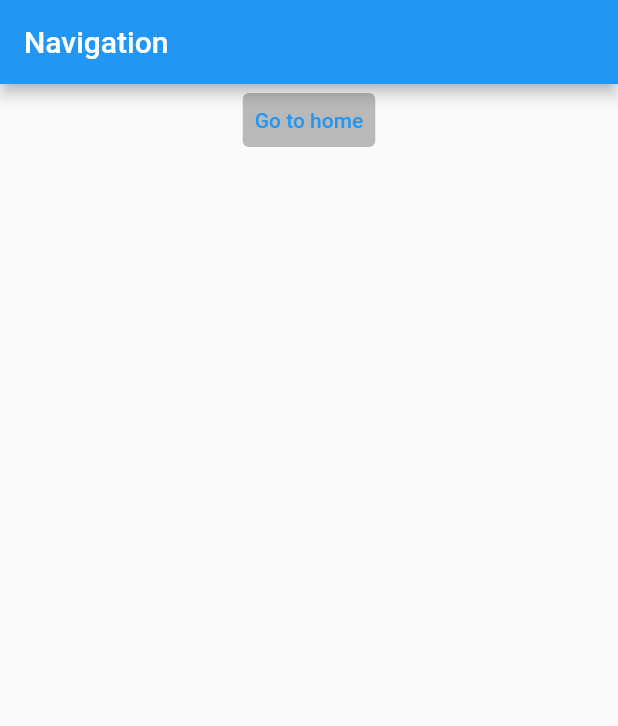
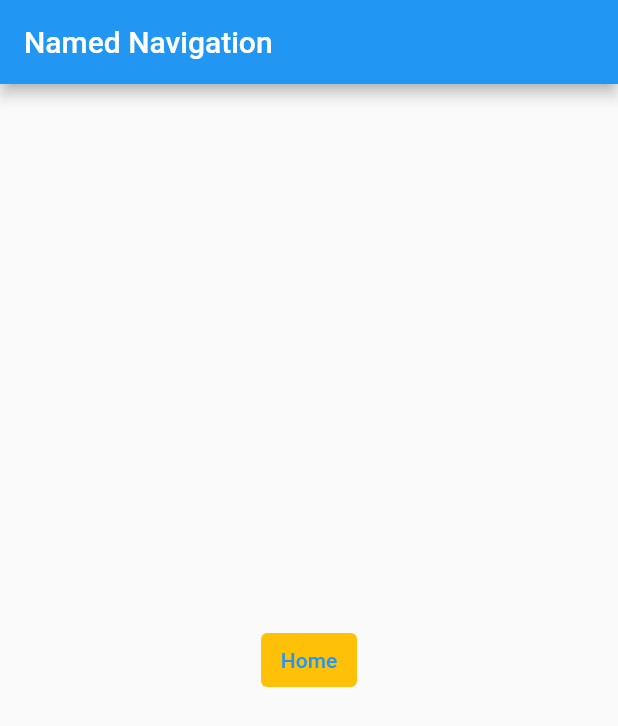
Before and after one commit to veedfrnd/GetxFlutterTuts, a Flutter app: the screen it shows after launch, on a phone screen of 412 x 824 dp. Shown: the top 726 px of the screen. Run offline on Flutter 3.47's test engine with Material 2 defaults, Android fonts, the phone set to English and light mode, and no system bars; our stand-ins replace get.

Commit message:
named route

```diff
--- a/lib/main.dart
+++ b/lib/main.dart
@@ -2,6 +2,9 @@ import 'package:flutter/material.dart';
 import 'package:get/get.dart';
 import 'package:use_getx/bottom_sheet.dart';
 import 'package:use_getx/dialog_cls.dart';
+import 'package:use_getx/named_routes/home_route.dart';
+import 'package:use_getx/named_routes/main_route.dart';
+import 'package:use_getx/named_routes/next_route.dart';
 import 'package:use_getx/snackbar_cls.dart';
 import 'package:use_getx/un_namedroutes/route_main.dart';
 
@@ -16,7 +19,25 @@ class MyApp extends StatelessWidget {
   Widget build(BuildContext context) {
     return GetMaterialApp(
       title: 'GetX Library',
-      home: MainRoute(),
+      initialRoute: '/',
+      transitionDuration: Duration(milliseconds: 500),
+      defaultTransition: Transition.zoom,
+      getPages: [
+        GetPage(name: '/', page: () => RouteMain()),
+        GetPage(name: '/home', page: () => RouteHome()),
+        /*GetPage(
+          name: '/nextScreen',
+          page: () => RouteNext(),
+          transition: Transition.rightToLeft
+        ),*/
+        /*todo: we can also pass the define query string var here to pass data bw screens*/
+        GetPage(
+          name: '/nextScreen/:someVal',
+          page: () => RouteNext(),
+            transition: Transition.rightToLeft
+        )
+      ],
+      home: RouteMain(),
     );
   }
 }
--- /dev/null
+++ b/lib/named_routes/main_route.dart
@@ -0,0 +1,34 @@
+import 'package:flutter/material.dart';
+import 'package:get/get.dart';
+
+class RouteMain extends StatelessWidget {
+  const RouteMain({Key? key}) : super(key: key);
+
+  @override
+  Widget build(BuildContext context) {
+    return Scaffold(
+      appBar: AppBar(
+        title: Text('Named Navigation'),
+      ),
+      body: Center(
+        child: Column(
+          mainAxisAlignment: MainAxisAlignment.center,
+          children: [
+            TextButton(
+              onPressed: () {
+                // Get.toNamed('/home');
+                //Get.offNamed('/home');
+                //Get.offAllNamed('/home');
+                /*todo: we can also pass the query string to pass data bw screens*/
+                Get.toNamed('/home?name=Prashant&content=flutter tuts');
+              },
+              child: Text('Home'),
+              style: ButtonStyle(
+                  backgroundColor: MaterialStateProperty.all(Colors.amber)),
+            )
+          ],
+        ),
+      ),
+    );
+  }
+}
```
Also changed, not shown: lib/named_routes/home_route.dart (added, +48 -0 lines), lib/named_routes/next_route.dart (added, +24 -0 lines).
